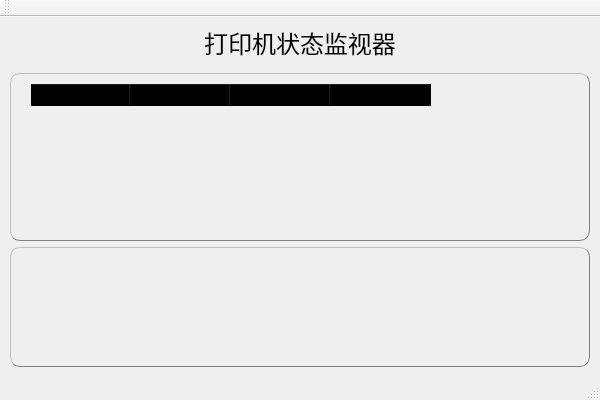
Old version of the form common/stmui/mainwindow.ui in the repository lzk/nezha.
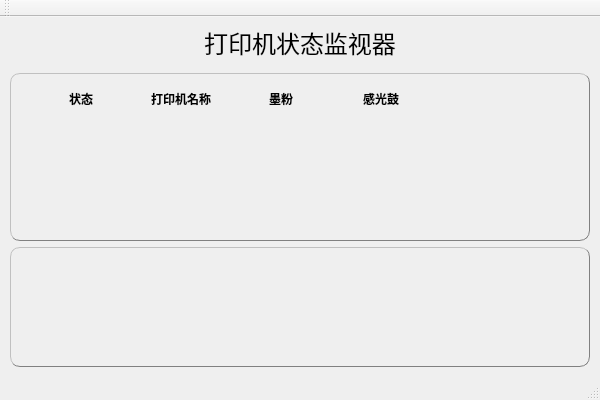
New version of the form. Icons and pictures are not drawn.

Patch:
```diff
--- a/common/stmui/mainwindow.ui
+++ b/common/stmui/mainwindow.ui
@@ -39,13 +39,13 @@
 background-color: rgb(158, 197, 255);
 }
 QHeaderView::section{
-	background-color: transparent;
+      border:4px outset transparent;
+    background-color: transparent;
     font :bold;
 }
- QHeaderView
-{
-	background-color: transparent;
- }
+QHeaderView{
+    background-color: transparent;
+}
  QTableView
 {
       border-radius:10;
@@ -53,7 +53,6 @@
 	background-color: transparent;
 	padding :10 20 10 20;
  }
-
 .QFrame
 {
       border-radius:10;
```
Left out of the diff: 9 changed lines with no effect on the pictures.
